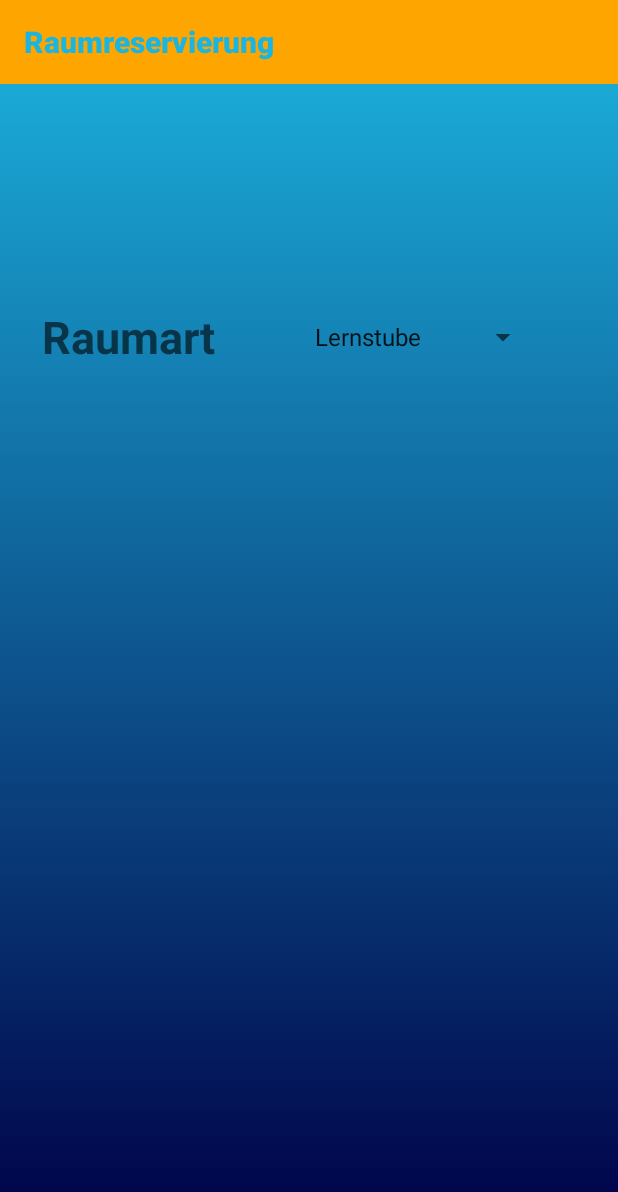
After one commit to 4trifkO/Graetzel, an Android app: the RoomReservation screen opened directly, with no data from a screen before it, on a phone screen of 412 x 824 dp. The commit adds this screen. Shown: the top 1192 px of the screen. Run offline under Robolectric (Android 15) with nearby library versions, the phone set to English and light mode, and no system bars.

Commit message:
added room reservation activity

```diff
--- a/app/src/main/AndroidManifest.xml
+++ b/app/src/main/AndroidManifest.xml
@@ -16,7 +16,8 @@
                 <category android:name="android.intent.category.LAUNCHER" />
             </intent-filter>
         </activity>
-        <activity android:name=".FragenActivity"></activity>
+        <activity android:name=".FragenActivity" />
+        <activity android:name=".RoomReservation"></activity>
     </application>
 
 </manifest>
--- a/app/src/main/java/hci/univie/ac/at/graetzel/MainActivity.java
+++ b/app/src/main/java/hci/univie/ac/at/graetzel/MainActivity.java
@@ -9,6 +9,7 @@ import android.widget.Button;
 public class MainActivity extends AppCompatActivity {
 
     private Button buttonFragen;
+    private Button buttonRoomReservation;
 
     @Override
     protected void onCreate(Bundle savedInstanceState) {
@@ -22,6 +23,14 @@ public class MainActivity extends AppCompatActivity {
                 openFragenActivity();
             }
         });
+
+        buttonRoomReservation = findViewById(R.id.room);
+        buttonRoomReservation.setOnClickListener(new View.OnClickListener() {
+            @Override
+            public void onClick(View view) {
+                openRoomActivity();
+            }
+        });
     }
 
     public void openFragenActivity() {
@@ -29,4 +38,10 @@ public class MainActivity extends AppCompatActivity {
 
         startActivity(intent);
     }
+
+    public void openRoomActivity() {
+        Intent intent = new Intent(this, RoomReservation.class);
+
+        startActivity(intent);
+    }
 }
--- /dev/null
+++ b/app/src/main/java/hci/univie/ac/at/graetzel/RoomReservation.java
@@ -0,0 +1,13 @@
+package hci.univie.ac.at.graetzel;
+
+import android.support.v7.app.AppCompatActivity;
+import android.os.Bundle;
+
+public class RoomReservation extends AppCompatActivity {
+
+    @Override
+    protected void onCreate(Bundle savedInstanceState) {
+        super.onCreate(savedInstanceState);
+        setContentView(R.layout.activity_room_reservation2);
+    }
+}
--- a/app/src/main/res/layout/activity_main.xml
+++ b/app/src/main/res/layout/activity_main.xml
@@ -78,7 +78,7 @@
         app:layout_constraintTop_toBottomOf="@+id/button3" />
 
     <Button
-        android:id="@+id/button6"
+        android:id="@+id/room"
         android:layout_width="0dp"
         android:layout_height="145dp"
         android:layout_marginStart="40dp"
--- /dev/null
+++ b/app/src/main/res/layout/activity_room_reservation2.xml
@@ -0,0 +1,42 @@
+<?xml version="1.0" encoding="utf-8"?>
+<android.support.constraint.ConstraintLayout xmlns:android="http://schemas.android.com/apk/res/android"
+    xmlns:app="http://schemas.android.com/apk/res-auto"
+    xmlns:tools="http://schemas.android.com/tools"
+    android:layout_width="match_parent"
+    android:layout_height="match_parent"
+    android:background="@drawable/gradient_background"
+    tools:context=".RoomReservation"
+    tools:layout_editor_absoluteY="25dp">
+
+    <include
+        android:id="@+id/appbar"
+        layout="@layout/app_bar_room">
+
+    </include>
+
+    <TextView
+        android:id="@+id/textView"
+        android:layout_width="wrap_content"
+        android:layout_height="wrap_content"
+        android:layout_marginStart="28dp"
+        android:layout_marginTop="204dp"
+        android:text="@string/spinner_title_room_reservation"
+        android:textAppearance="@android:style/TextAppearance.Material.Medium"
+        android:textSize="30sp"
+        app:layout_constraintStart_toStartOf="parent"
+        app:layout_constraintTop_toTopOf="parent" />
+
+    <Spinner
+        android:id="@+id/spinner2"
+        android:layout_width="157dp"
+        android:layout_height="41dp"
+        android:layout_marginEnd="8dp"
+        android:layout_marginStart="36dp"
+        android:layout_marginTop="204dp"
+        android:entries="@array/roomtype_array"
+        app:layout_constraintEnd_toEndOf="parent"
+        app:layout_constraintHorizontal_bias="0.325"
+        app:layout_constraintStart_toEndOf="@+id/textView"
+        app:layout_constraintTop_toTopOf="parent" />
+
+</android.support.constraint.ConstraintLayout>
--- /dev/null
+++ b/app/src/main/res/layout/app_bar_room.xml
@@ -0,0 +1,13 @@
+<?xml version="1.0" encoding="utf-8"?>
+<android.support.v7.widget.Toolbar xmlns:android="http://schemas.android.com/apk/res/android"
+    xmlns:app="http://schemas.android.com/apk/res-auto"
+    android:layout_width="match_parent"
+    android:layout_height="wrap_content"
+    app:title="@string/title_activity_room_reservation"
+    app:titleTextColor="@color/lightblue"
+    app:theme="@style/SecondTheme"
+    app:popupTheme="@style/MenuTheme"
+    app:subtitleTextColor="@color/orange"
+   >
+
+</android.support.v7.widget.Toolbar>
--- a/app/src/main/res/values/strings.xml
+++ b/app/src/main/res/values/strings.xml
@@ -1,5 +1,9 @@
 <resources>
     <string name="app_name">Graetzel</string>
     <string name="title_activity_fragen_antworten"><b>Fragen &amp; Antworten</b></string>
-
+    <string name="title_activity_room_reservation"><b>Raumreservierung</b></string>
+    <string name="spinner_title_room_reservation"><b>Raumart</b></string>
+    <string-array name="roomtype_array">
+        <item>Lernstube</item><item>Küche</item><item>Waschraum</item>
+    </string-array>
 </resources>
--- a/build.gradle
+++ b/build.gradle
@@ -7,7 +7,7 @@ buildscript {
         jcenter()
     }
     dependencies {
-        classpath 'com.android.tools.build:gradle:3.0.1'
+        classpath 'com.android.tools.build:gradle:3.1.2'
 
 
         // NOTE: Do not place your application dependencies here; they belong
```
Also changed, not shown: gradle/wrapper/gradle-wrapper.properties.
